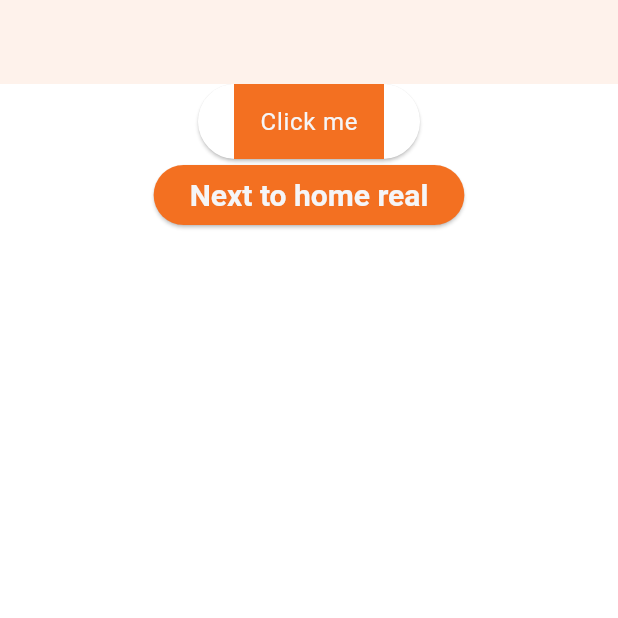
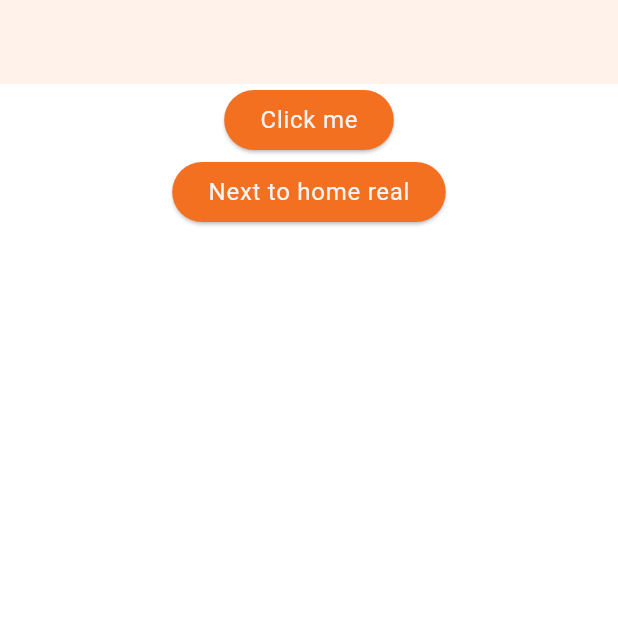
Before and after one commit to 3mallrice/fptu_bike_parking_system, a Flutter app: the screen it shows after launch, on a phone screen of 412 x 824 dp, the top half of it. Run offline on Flutter 3.47's test engine with Material 3 defaults, Android fonts, the phone set to English and light mode, and no system bars; Roboto replaces fonts that are missing (SFProDisplay, SFProText).

Commit message:
[3mallrice][commit]

```diff
--- a/lib/component/app_bar_component.dart
+++ b/lib/component/app_bar_component.dart
@@ -1,7 +1,7 @@
 import 'package:flutter/material.dart';
 
 class AppBarCom extends StatelessWidget implements PreferredSizeWidget {
-  final String? appBarTitle;
+  final String? appBarText;
   final bool leading;
   final Widget? leftIcon;
   final String? routeName;
@@ -11,7 +11,7 @@ class AppBarCom extends StatelessWidget implements PreferredSizeWidget {
 
   const AppBarCom({
     super.key,
-    this.appBarTitle,
+    this.appBarText,
     required this.leading,
     this.leftIcon,
     this.backgroundColor,
@@ -37,20 +37,28 @@ class AppBarCom extends StatelessWidget implements PreferredSizeWidget {
                         : Navigator.of(context)
                             .pushReplacementNamed(routeName!);
                   },
-                  icon: const Padding(
-                    padding: EdgeInsets.all(8.0),
-                    child: Icon(
-                      Icons.arrow_back_ios_outlined,
+                  icon: Container(
+                    padding: const EdgeInsets.all(8),
+                    decoration: BoxDecoration(
+                      color: Theme.of(context).colorScheme.secondary,
+                      border: Border.all(
+                        color: Theme.of(context).colorScheme.secondary,
+                        width: 1.5,
+                      ),
+                      borderRadius: BorderRadius.circular(10),
+                    ),
+                    child: const Icon(
+                      Icons.arrow_back_ios_new_rounded,
                       size: 16,
                     ),
                   ),
                 )
             : null,
         iconTheme: IconThemeData(color: Theme.of(context).colorScheme.outline),
-        backgroundColor: Theme.of(context).colorScheme.background,
-        title: Text(appBarTitle ?? ""),
-        titleTextStyle: Theme.of(context).textTheme.titleMedium,
-        elevation: 4, //like z-index in css
+        backgroundColor: Theme.of(context).appBarTheme.backgroundColor,
+        title: Text(appBarText ?? ""),
+        titleTextStyle: Theme.of(context).textTheme.displayMedium,
+        elevation: 4,
         actions: action,
       ),
     );
--- a/lib/core/theme/theme.dart
+++ b/lib/core/theme/theme.dart
@@ -4,6 +4,11 @@ import '../const/frondend/color_const.dart';
 ThemeData lightMode = ThemeData(
   primarySwatch: Colors.blue,
   brightness: Brightness.light,
+
+  appBarTheme: const AppBarTheme(
+    color: ColorLightMode.background,
+  ),
+
   colorScheme: const ColorScheme.light(
     background: ColorLightMode.background,
     primary: ColorLightMode.primaryOrange,
@@ -21,7 +26,7 @@ ThemeData lightMode = ThemeData(
   textTheme: const TextTheme(
     //display
     displayMedium: TextStyle(
-      color: ColorLightMode.primaryOrange,
+      color: ColorLightMode.primaryText,
       fontSize: 22,
       fontWeight: FontWeight.w700,
       fontFamily: 'SFProDisplay',
@@ -29,7 +34,7 @@ ThemeData lightMode = ThemeData(
 
     //headline: chữ cho appbar
     headlineMedium: TextStyle(
-      color: ColorLightMode.secondaryText,
+      color: ColorLightMode.primaryOrange,
       fontSize: 20,
       fontWeight: FontWeight.w700,
       fontFamily: 'SFProDisplay',
@@ -99,7 +104,7 @@ ThemeData darkMode = ThemeData(
 
     //body
     bodyMedium: TextStyle(
-      color: ColorLightMode.primaryText,
+      color: ColorDarkMode.text,
       fontSize: 16,
       fontWeight: FontWeight.w400,
       fontFamily: 'SFProText',
--- a/lib/representation/home.dart
+++ b/lib/representation/home.dart
@@ -17,9 +17,6 @@ class _HomeAppScreenState extends State<HomeAppScreen> {
   @override
   Widget build(BuildContext context) {
     return Scaffold(
-      appBar: const AppBarCom(
-        leading: false,
-      ),
       body: SingleChildScrollView(
         child: Stack(
           children: [
--- a/lib/representation/home_screen.dart
+++ b/lib/representation/home_screen.dart
@@ -18,7 +18,6 @@ class _HomeScreenState extends State<HomeScreen> {
   @override
   Widget build(BuildContext context) {
     return Scaffold(
-      backgroundColor: Theme.of(context).colorScheme.background,
       appBar: const AppBarCom(
         leading: false,
       ),
@@ -31,18 +30,12 @@ class _HomeScreenState extends State<HomeScreen> {
                 Provider.of<ThemeProvider>(context, listen: false)
                     .toggleTheme();
               },
-              child: Container(
-                color: Theme.of(context).colorScheme.primary,
-                child: SizedBox(
-                  width: 100,
-                  height: 50,
-                  child: Center(
-                    child: Text(
-                      'Click me',
-                      style: Theme.of(context).textTheme.labelMedium,
-                    ),
-                  ),
-                ),
+              style: ElevatedButton.styleFrom(
+                backgroundColor: Theme.of(context).colorScheme.primary,
+              ),
+              child: Text(
+                'Click me',
+                style: Theme.of(context).textTheme.labelMedium,
               ),
             ),
             ElevatedButton(
@@ -54,7 +47,7 @@ class _HomeScreenState extends State<HomeScreen> {
               ),
               child: Text(
                 'Next to home real',
-                style: Theme.of(context).textTheme.headlineMedium,
+                style: Theme.of(context).textTheme.labelMedium,
               ),
             ),
           ],
```
